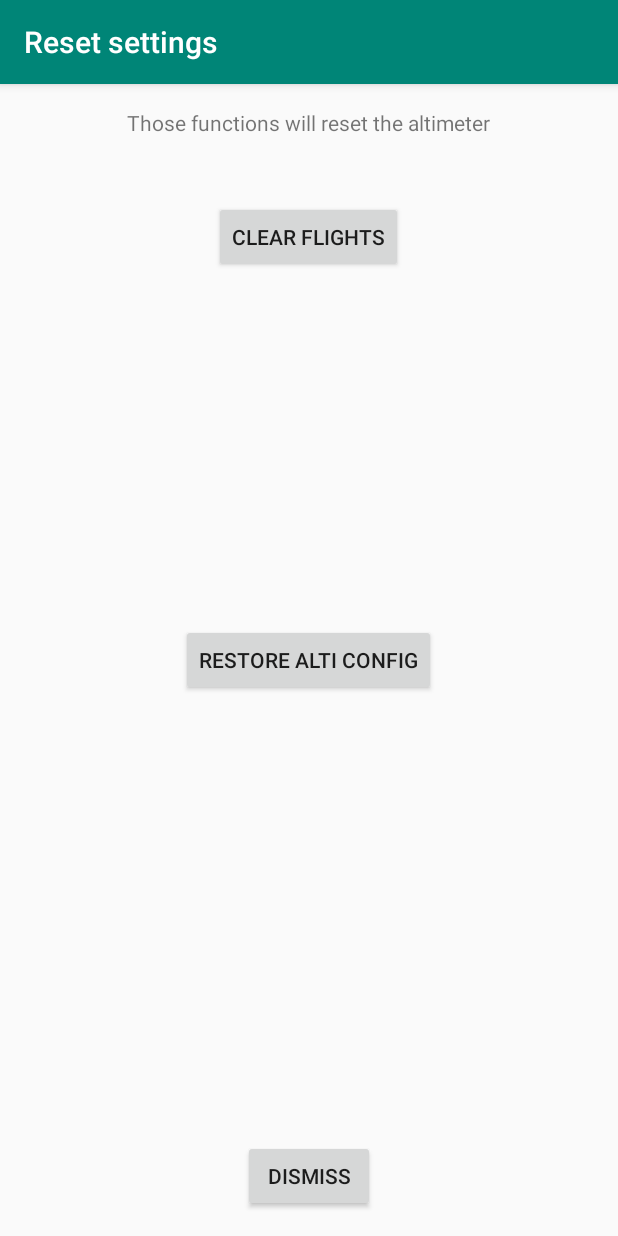
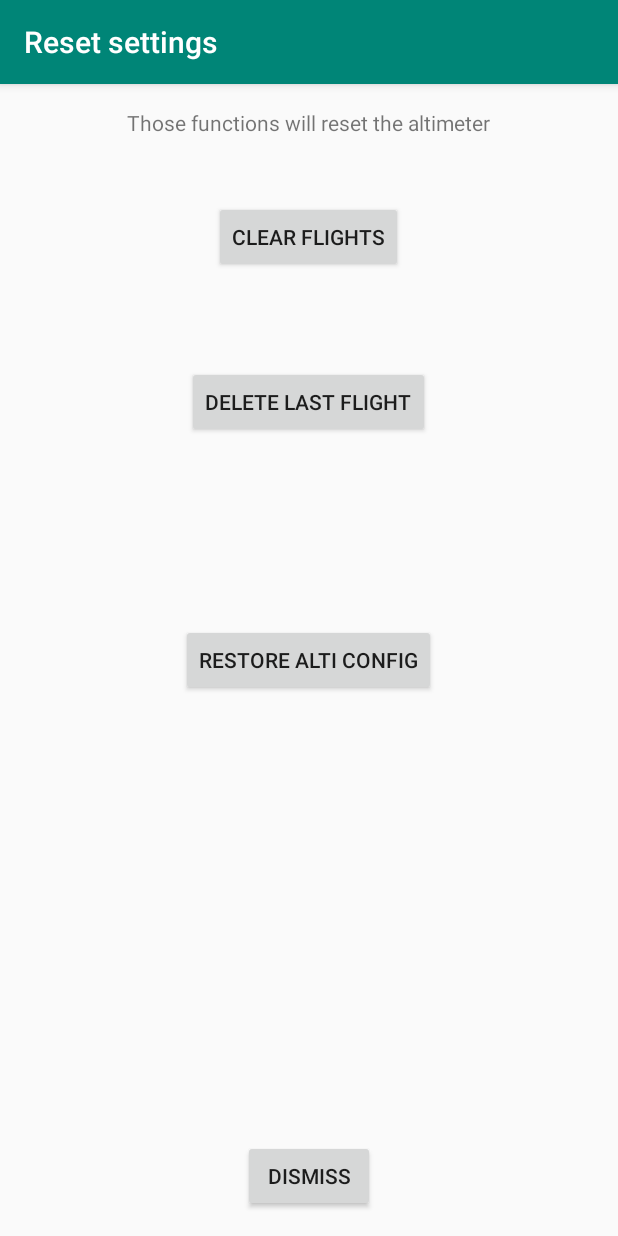
Before and after one commit to bdureau/MotorGimbalConsole, an Android app: the ResetSettingsActivity screen opened directly, with no data from a screen before it, on a phone screen of 412 x 824 dp. Run offline under Robolectric (Android 15) with nearby library versions, the phone set to English and light mode, and no system bars.

Commit message:
Fixes. Allow proper cancellation of the flight retrival. Fixed the resolution

```diff
--- a/app/src/main/java/com/motorgimbalconsole/flash/FlashFirmware.java
+++ b/app/src/main/java/com/motorgimbalconsole/flash/FlashFirmware.java
@@ -62,8 +62,8 @@ boolean recorverFirmware = false;
     private UartConfig uartConfig;
 
 
-    private static final String ASSET_FILE_NAME_MOTORGIMBALE  = "firmwares/2021-05-25_RocketMotorPIDGimbalV1.1.ino.bin";
-    private static final String ASSET_FILE_NAME_MOTORGIMBALE_BNO55  = "firmwares/2021-05-25_RocketMotorPIDGimbal_bno055V1.1.ino.bin";
+    private static final String ASSET_FILE_NAME_MOTORGIMBALE  = "firmwares/2021-10-28_RocketMotorPIDGimbalV1.1.ino.bin";
+    private static final String ASSET_FILE_NAME_MOTORGIMBALE_BNO55  = "firmwares/2021-10-28_RocketMotorPIDGimbal_bno055V1.1.ino.bin";
 
 
     private static final String ASSET_FILE_RESET_ALTISTM32 = "recover_firmwares/ResetAltiConfigAltimultiSTM32.ino.bin";
--- a/app/src/main/res/layout/activity_reset_settings.xml
+++ b/app/src/main/res/layout/activity_reset_settings.xml
@@ -25,6 +25,15 @@
         android:layout_alignParentTop="true"
         android:layout_centerHorizontal="true"
         android:layout_marginTop="62dp" />
+    <Button
+        android:id="@+id/butDeleteLastFlight"
+        android:layout_width="wrap_content"
+        android:layout_height="wrap_content"
+        android:layout_below="@id/butClearFlights"
+        android:layout_alignParentTop="false"
+        android:layout_centerHorizontal="true"
+        android:layout_marginTop="62dp"
+        android:text="Delete Last Flight" />
 
     <Button
         android:layout_width="wrap_content"
--- a/app/src/main/res/values/strings.xml
+++ b/app/src/main/res/values/strings.xml
@@ -38,6 +38,7 @@
     <string name="clear_flights">Clear Flights</string>
     <string name="reset_msg1">You are about to erase all flight data, are you sure you want to do it?</string>
     <string name="reset_msg2">You are about to reset your altimeter config, are you sure you want to do it?</string>
+    <string name="reset_msg3">You are about to erase your last flight, are you sure you want to do it?</string>
 
     <!-- Bluetooth-->
     <string name="select_device_to_use">Select device to use</string>
```
Also changed, not shown: app/src/main/java/com/motorgimbalconsole/ResetSettingsActivity.java (+35 -2 lines), app/src/main/java/com/motorgimbalconsole/flights/FlightListActivity.java (+16 -2 lines), 6 other files.
